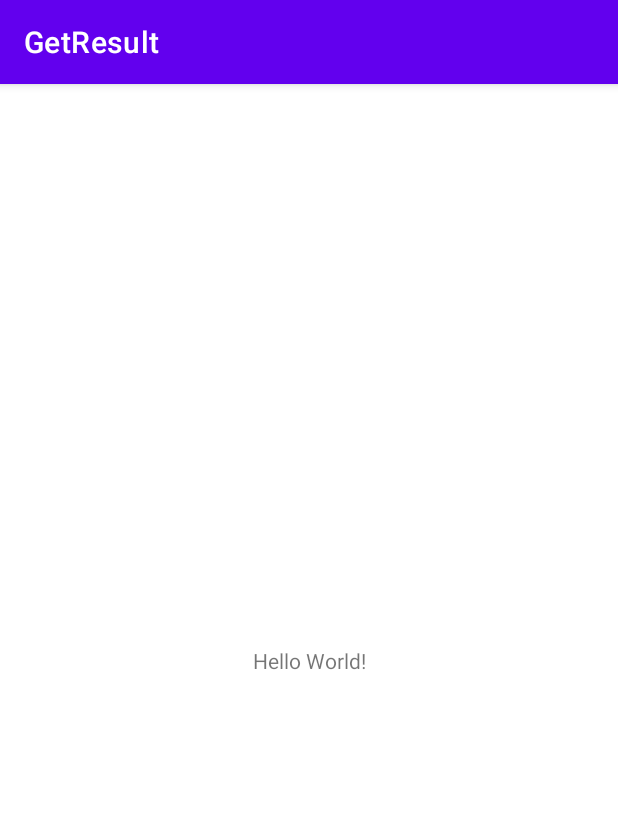
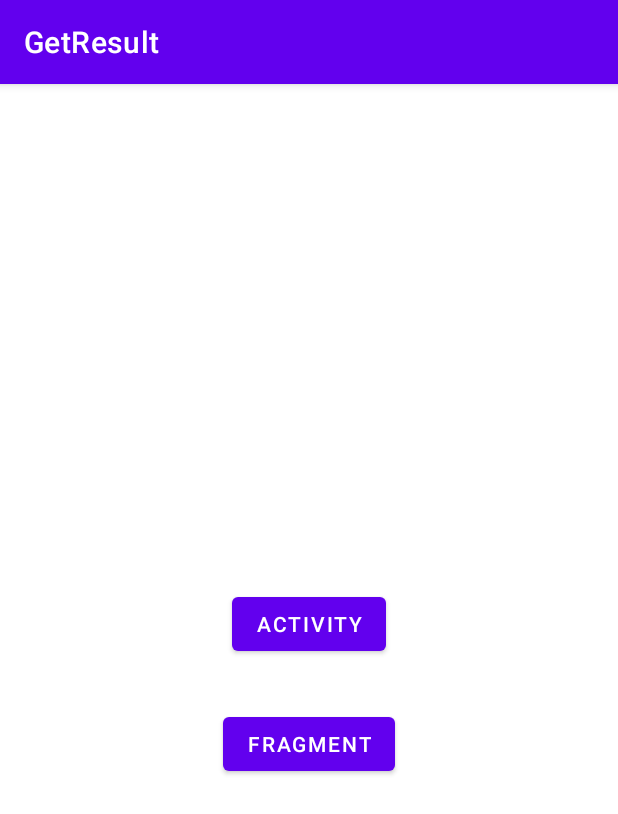
Before and after one commit to Kilafya/GetResult, an Android app: the screen it shows after launch (MainActivity), on a phone screen of 412 x 824 dp. Shown: the top 814 px of the screen. Run offline under Robolectric (Android 15) with nearby library versions, the phone set to English and light mode, and no system bars.

Commit message:
activity communication is ready

```diff
--- a/app/build.gradle
+++ b/app/build.gradle
@@ -30,6 +30,9 @@ android {
     kotlinOptions {
         jvmTarget = '1.8'
     }
+    buildFeatures {
+        viewBinding true
+    }
 }
 
 dependencies {
--- a/app/src/main/java/com/android/getresult/MainActivity.kt
+++ b/app/src/main/java/com/android/getresult/MainActivity.kt
@@ -1,11 +1,30 @@
 package com.android.getresult
 
+import android.content.Intent
 import androidx.appcompat.app.AppCompatActivity
 import android.os.Bundle
+import com.android.getresult.activity.FirstActivity
+import com.android.getresult.databinding.ActivityMainBinding
 
 class MainActivity : AppCompatActivity() {
+
+    private val binding: ActivityMainBinding by lazy {
+        ActivityMainBinding.inflate(layoutInflater)
+    }
+
     override fun onCreate(savedInstanceState: Bundle?) {
         super.onCreate(savedInstanceState)
-        setContentView(R.layout.activity_main)
+        setContentView(binding.root)
+        setupClickListener()
     }
+
+    private fun setupClickListener() {
+        with(binding) {
+            goToActivity.setOnClickListener {
+                startActivity(Intent(this@MainActivity, FirstActivity::class.java))
+            }
+
+        }
+    }
+
 }
--- /dev/null
+++ b/app/src/main/res/drawable/ic_add.xml
@@ -0,0 +1,5 @@
+<vector android:height="64dp" android:tint="#585858"
+    android:viewportHeight="24" android:viewportWidth="24"
+    android:width="64dp" xmlns:android="http://schemas.android.com/apk/res/android">
+    <path android:fillColor="@android:color/white" android:pathData="M19,13h-6v6h-2v-6H5v-2h6V5h2v6h6v2z"/>
+</vector>
--- /dev/null
+++ b/app/src/main/res/drawable/ic_remove.xml
@@ -0,0 +1,5 @@
+<vector android:height="64dp" android:tint="#585858"
+    android:viewportHeight="24" android:viewportWidth="24"
+    android:width="64dp" xmlns:android="http://schemas.android.com/apk/res/android">
+    <path android:fillColor="@android:color/white" android:pathData="M19,13H5v-2h14v2z"/>
+</vector>
--- a/app/src/main/res/layout/activity_main.xml
+++ b/app/src/main/res/layout/activity_main.xml
@@ -1,18 +1,26 @@
 <?xml version="1.0" encoding="utf-8"?>
-<androidx.constraintlayout.widget.ConstraintLayout xmlns:android="http://schemas.android.com/apk/res/android"
+<LinearLayout
+    xmlns:android="http://schemas.android.com/apk/res/android"
     xmlns:app="http://schemas.android.com/apk/res-auto"
     xmlns:tools="http://schemas.android.com/tools"
     android:layout_width="match_parent"
     android:layout_height="match_parent"
+    android:orientation="vertical"
+    android:gravity="center"
     tools:context=".MainActivity">
 
-    <TextView
+    <Button
+        android:id="@+id/goToActivity"
         android:layout_width="wrap_content"
         android:layout_height="wrap_content"
-        android:text="Hello World!"
-        app:layout_constraintBottom_toBottomOf="parent"
-        app:layout_constraintEnd_toEndOf="parent"
-        app:layout_constraintStart_toStartOf="parent"
-        app:layout_constraintTop_toTopOf="parent" />
+        android:layout_margin="32dp"
+        android:text="Activity"
+        />
 
-</androidx.constraintlayout.widget.ConstraintLayout>
+    <Button
+        android:id="@+id/goToFragment"
+        android:layout_width="wrap_content"
+        android:layout_height="wrap_content"
+        android:text="Fragment" />
+
+</LinearLayout>
```
Also changed, not shown: app/src/main/AndroidManifest.xml (+14 -0 lines), app/src/main/java/com/android/getresult/activity/ActivityContract.kt (added, +22 -0 lines), app/src/main/java/com/android/getresult/activity/FirstActivity.kt (added, +37 -0 lines), app/src/main/java/com/android/getresult/activity/SecondActivity.kt (added, +48 -0 lines), app/src/main/res/layout/activity_first.xml (added, +42 -0 lines), app/src/main/res/layout/activity_second.xml (added, +46 -0 lines).
